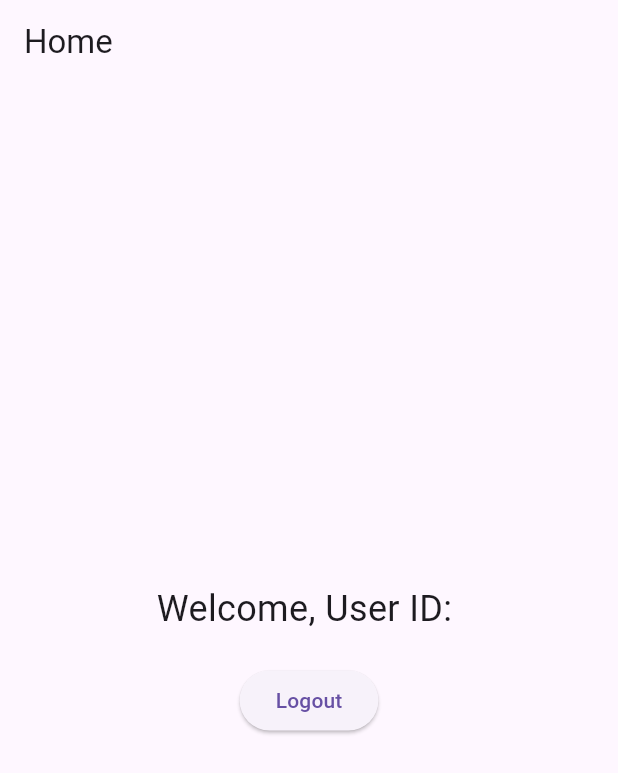
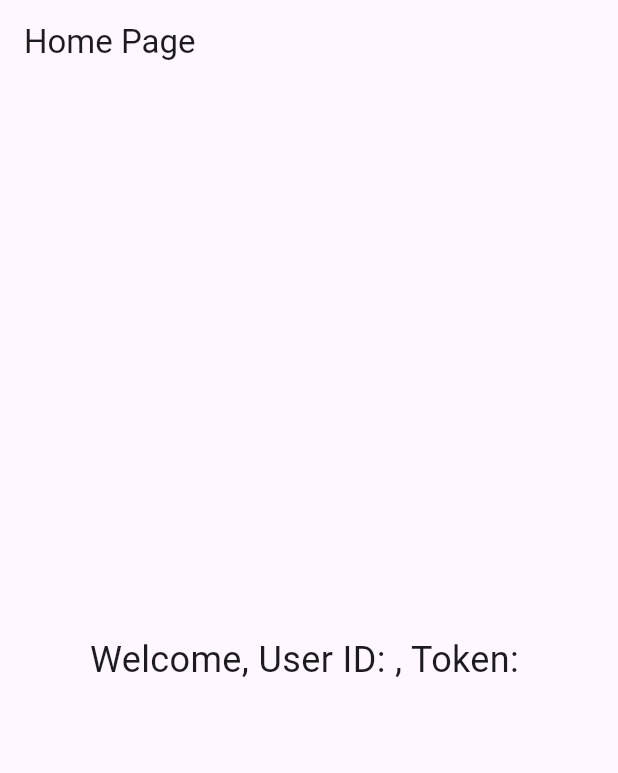
Before and after one commit to clayto-nr/booksup, a Flutter app: the HomePage screen opened directly with empty values, on a phone screen of 412 x 824 dp. Shown: the top 773 px of the screen. Run offline on Flutter 3.47's test engine with Material 3 defaults, Android fonts, the phone set to English and light mode, and no system bars; our stand-ins replace fluttertoast.

Commit message:
update home

```diff
--- a/lib/screens/home_page.dart
+++ b/lib/screens/home_page.dart
@@ -4,30 +4,18 @@ class HomePage extends StatelessWidget {
   final String userId;
   final String token;
 
-  HomePage({required this.userId, required this.token});
+  const HomePage({Key? key, required this.userId, required this.token}) : super(key: key);
 
   @override
   Widget build(BuildContext context) {
     return Scaffold(
       appBar: AppBar(
-        title: Text('Home'),
+        title: Text('Home Page'),
       ),
       body: Center(
-        child: Column(
-          mainAxisAlignment: MainAxisAlignment.center,
-          children: [
-            Text(
-              'Welcome, User ID: $userId',
-              style: TextStyle(fontSize: 24),
-            ),
-            SizedBox(height: 20),
-            ElevatedButton(
-              onPressed: () {
-                // Implement logout logic here
-              },
-              child: Text('Logout'),
-            ),
-          ],
+        child: Text(
+          'Welcome, User ID: $userId, Token: $token',
+          style: TextStyle(fontSize: 24),
         ),
       ),
     );
--- a/pubspec.yaml
+++ b/pubspec.yaml
@@ -23,6 +23,6 @@ dev_dependencies:
 
 flutter:
   assets:
-    - lib/assets/logo.svg
+    - assets/images/logo.png
 
   uses-material-design: true
```
Also changed, not shown: lib/screens/conta_page.dart (added, +15 -0 lines), lib/screens/livros_page.dart (added, +16 -0 lines), lib/screens/login.page.dart (+6 -6 lines), assets/images/logo.svg.
